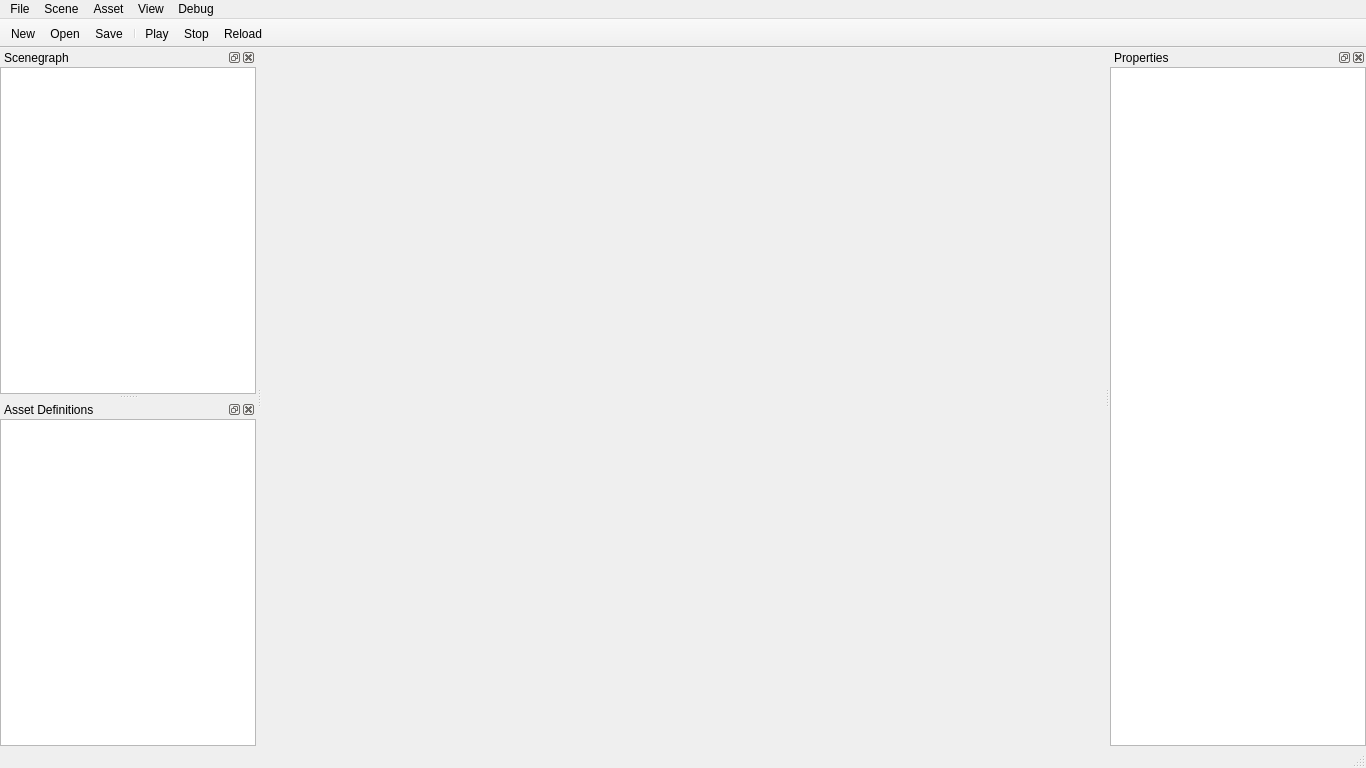
Qt form DreamToolQt/View/MainWindow.ui (BashEdThomps/dream-engine) before a commit.
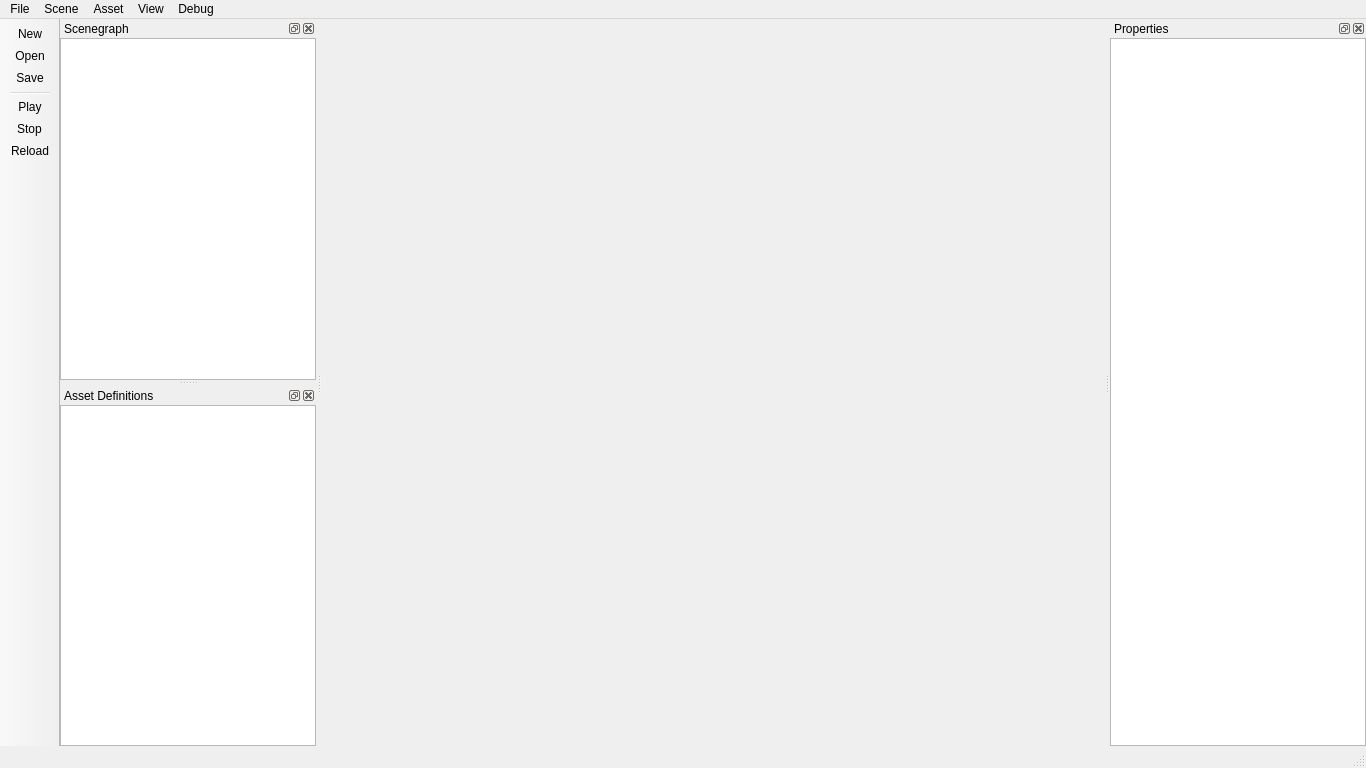
The same form after that commit. Icons and pictures are not drawn.

What changed in the file:
```diff
--- a/DreamToolQt/View/MainWindow.ui
+++ b/DreamToolQt/View/MainWindow.ui
@@ -400,6 +400,12 @@
    </widget>
   </widget>
   <widget class="QToolBar" name="toolBar">
+   <property name="sizePolicy">
+    <sizepolicy hsizetype="Minimum" vsizetype="Expanding">
+     <horstretch>0</horstretch>
+     <verstretch>0</verstretch>
+    </sizepolicy>
+   </property>
    <property name="focusPolicy">
     <enum>Qt::ClickFocus</enum>
    </property>
@@ -409,20 +415,26 @@
    <property name="movable">
     <bool>false</bool>
    </property>
+   <property name="allowedAreas">
+    <set>Qt::LeftToolBarArea</set>
+   </property>
+   <property name="orientation">
+    <enum>Qt::Vertical</enum>
+   </property>
    <property name="iconSize">
     <size>
-     <width>32</width>
-     <height>32</height>
+     <width>24</width>
+     <height>24</height>
     </size>
    </property>
    <property name="toolButtonStyle">
-    <enum>Qt::ToolButtonIconOnly</enum>
+    <enum>Qt::ToolButtonTextUnderIcon</enum>
    </property>
    <property name="floatable">
     <bool>false</bool>
    </property>
    <attribute name="toolBarArea">
-    <enum>TopToolBarArea</enum>
+    <enum>LeftToolBarArea</enum>
    </attribute>
    <attribute name="toolBarBreak">
     <bool>false</bool>
```
